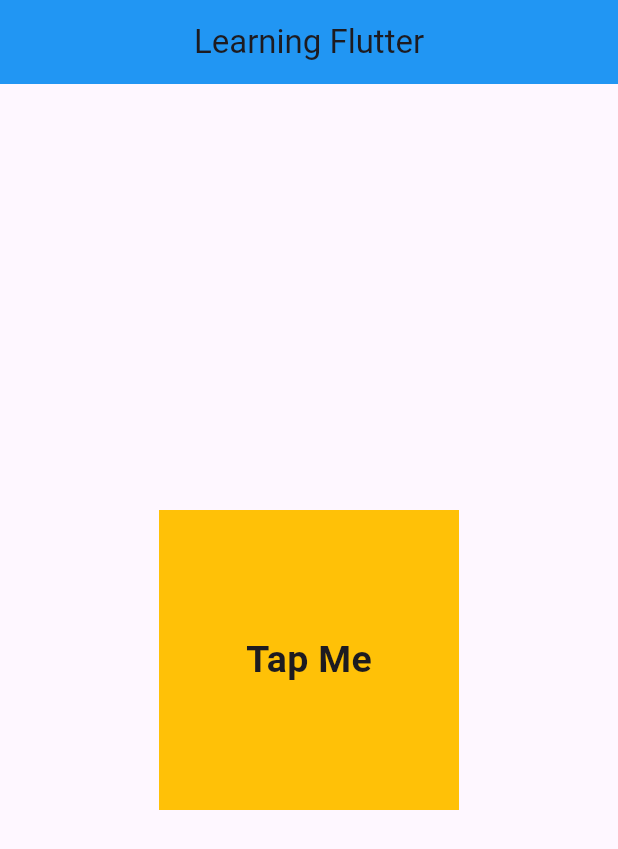
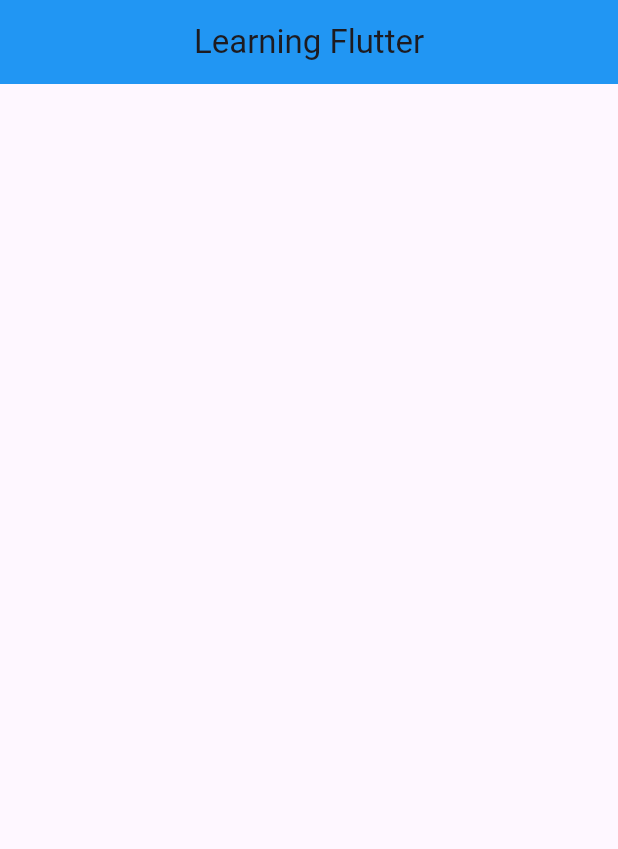
Before and after one commit to UmarTanwar3527/Learning_Flutter, a Flutter app: the screen it shows after launch, on a phone screen of 412 x 824 dp. Shown: the top 849 px of the screen. Run offline on Flutter 3.47's test engine with Material 3 defaults, Android fonts, the phone set to English and light mode, and no system bars.

Commit message:
code commented

```diff
--- a/lib/main.dart
+++ b/lib/main.dart
@@ -182,33 +182,33 @@ class _MyHomePageState extends State<MyHomePage> {
         // Understanding InkWell Widget and It's Importance
         // InkWell = GestureDetector + Container = Gesture Detector
         // ignore: avoid_unnecessary_containers
-        body: Center(
-          child: InkWell(
-            onTap: () {
-              print("Single Tap");
-            },
-            onLongPress: () {
-              print("Long Pressed");
-            },
-            onDoubleTap: () {
-              print("Double Tap");
-            },
-            child: Container(
-              width: 200,
-              height: 200,
-              color: Colors.amber,
-              child: Center(
-                child: InkWell(
-                    onTap: () {
-                      print("Text Widget Tapped");
-                    },
-                    child: Text("Tap Me",
-                        style: TextStyle(
-                            fontSize: 25, fontWeight: FontWeight.w700))),
-              ),
-            ),
-          ),
-        )
+        // body: Center(
+        //   child: InkWell(
+        //     onTap: () {
+        //       print("Single Tap");
+        //     },
+        //     onLongPress: () {
+        //       print("Long Pressed");
+        //     },
+        //     onDoubleTap: () {
+        //       print("Double Tap");
+        //     },
+        //     child: Container(
+        //       width: 200,
+        //       height: 200,
+        //       color: Colors.amber,
+        //       child: Center(
+        //         child: InkWell(
+        //             onTap: () {
+        //               print("Text Widget Tapped");
+        //             },
+        //             child: Text("Tap Me",
+        //                 style: TextStyle(
+        //                     fontSize: 25, fontWeight: FontWeight.w700))),
+        //       ),
+        //     ),
+        //   ),
+        // )
 
 
         );
```
